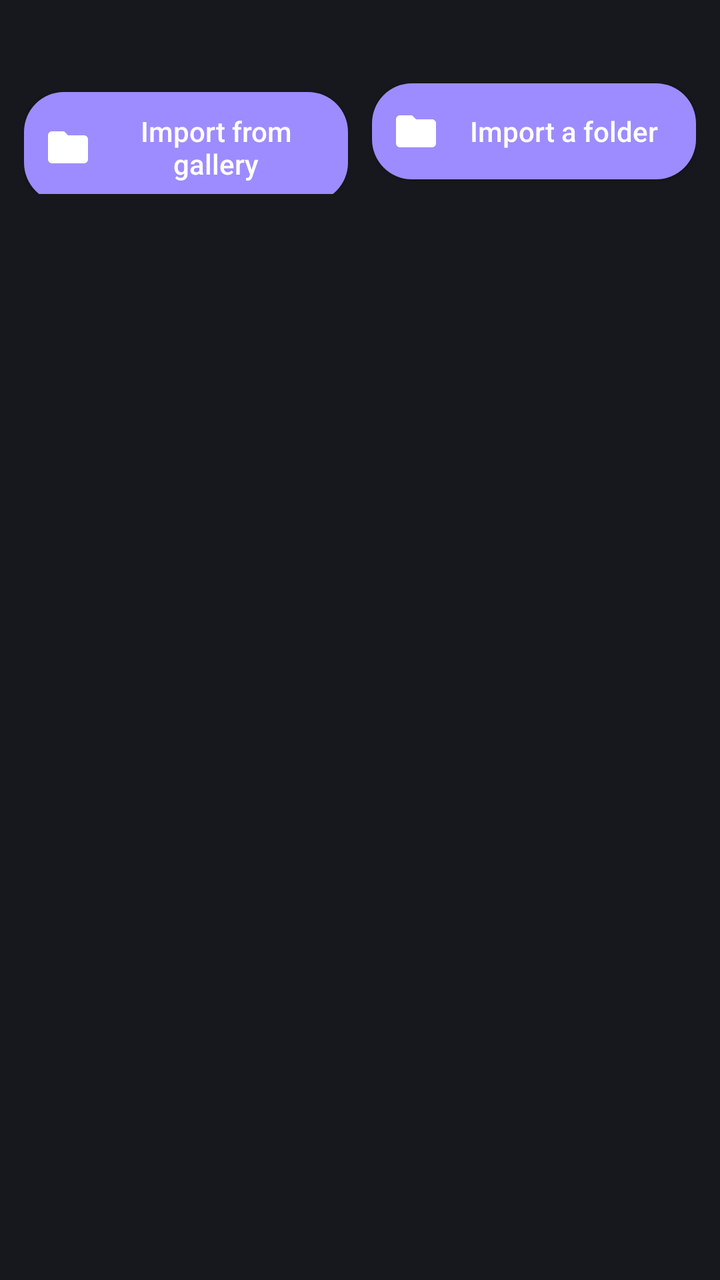
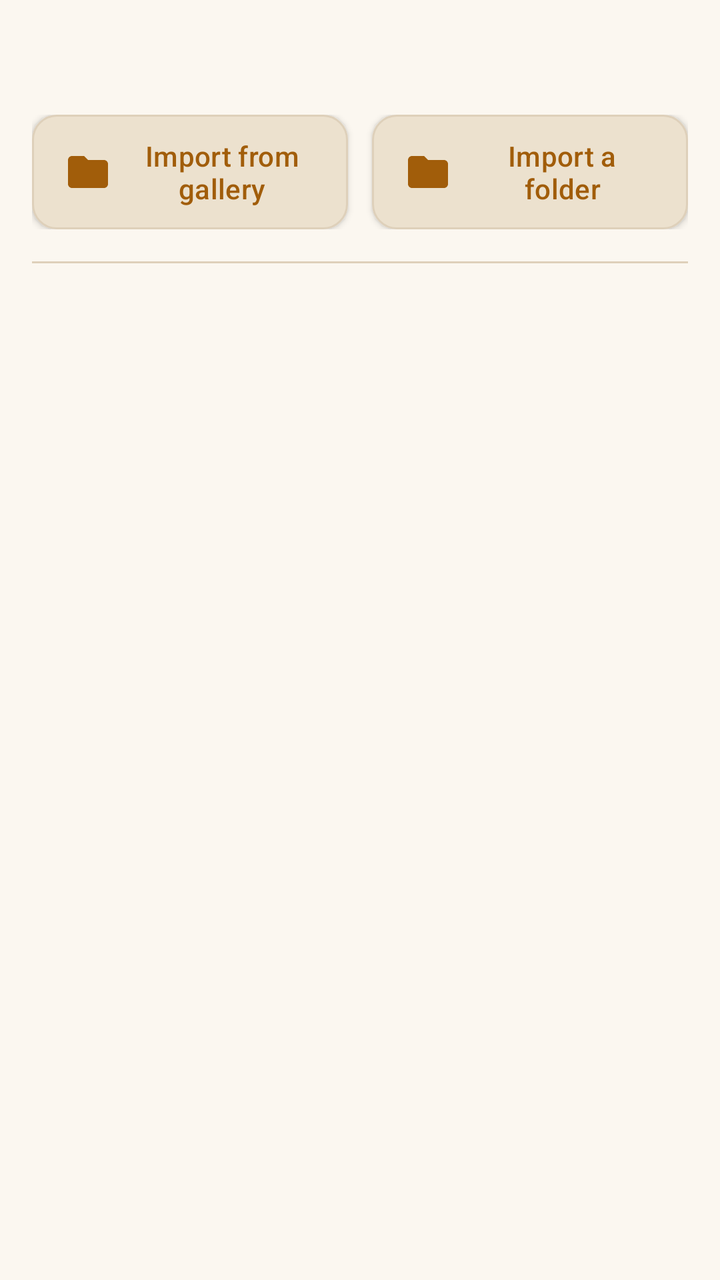

Screens rendered from an Android XML layout before and after an edit, with the pre-edit source and the edit as a unified diff.
<!-- AndroidManifest.xml: application theme Theme.MoodBoard -->
<!-- res/layout/activity_sticker_manager.xml -->
<?xml version="1.0" encoding="utf-8"?>
<RelativeLayout xmlns:android="http://schemas.android.com/apk/res/android"
    android:layout_width="match_parent"
    android:layout_height="match_parent"
    android:background="@color/kb_background">

    <LinearLayout
        android:id="@+id/header"
        android:layout_width="match_parent"
        android:layout_height="wrap_content"
        android:orientation="vertical"
        android:padding="12dp">

        <TextView
            android:id="@+id/totalCountText"
            android:layout_width="match_parent"
            android:layout_height="wrap_content"
            android:textColor="@color/kb_text"
            android:textAppearance="?attr/textAppearanceTitleMedium" />

        <LinearLayout
            android:layout_width="match_parent"
            android:layout_height="wrap_content"
            android:layout_marginTop="8dp"
            android:orientation="horizontal">

            <Button
                android:id="@+id/btnImportGallery"
                android:layout_width="0dp"
                android:layout_height="wrap_content"
                android:layout_weight="1"
                android:layout_marginEnd="6dp"
                android:background="@drawable/mood_btn_bg"
                android:drawableStart="@drawable/ic_folder"
                android:drawableTint="@color/white"
                android:drawablePadding="6dp"
                android:padding="10dp"
                android:text="@string/btn_import_gallery"
                android:textAllCaps="false"
                android:textColor="@color/white" />

            <Button
                android:id="@+id/btnImportFolder"
                android:layout_width="0dp"
                android:layout_height="wrap_content"
                android:layout_weight="1"
                android:layout_marginStart="6dp"
                android:background="@drawable/mood_btn_bg"
                android:drawableStart="@drawable/ic_folder"
                android:drawableTint="@color/white"
                android:drawablePadding="6dp"
                android:padding="10dp"
                android:text="@string/btn_import_folder"
                android:textAllCaps="false"
                android:textColor="@color/white" />
        </LinearLayout>
    </LinearLayout>

    <androidx.recyclerview.widget.RecyclerView
        android:id="@+id/moodGrid"
        android:layout_width="match_parent"
        android:layout_height="match_parent"
        android:layout_below="@id/header"
        android:padding="6dp" />

    <ProgressBar
        android:id="@+id/progress"
        android:layout_width="wrap_content"
        android:layout_height="wrap_content"
        android:layout_centerInParent="true"
        android:visibility="gone" />
</RelativeLayout>
<!-- resources referenced by this layout -->
<resources>
  <color name="kb_background">@color/md_surface</color>
  <color name="kb_text">@color/md_on_surface</color>
  <color name="white">#FFFFFFFF</color>
  <!-- drawable ic_folder (drawable) -->
  <vector xmlns:android="http://schemas.android.com/apk/res/android"
      android:width="24dp"
      android:height="24dp"
      android:viewportWidth="24"
      android:viewportHeight="24"
      android:tint="?attr/colorControlNormal">
      <path
          android:fillColor="@android:color/white"
          android:pathData="M10,4H4C2.9,4 2.01,4.9 2.01,6L2,18c0,1.1 0.9,2 2,2h16c1.1,0 2,-0.9 2,-2V8c0,-1.1 -0.9,-2 -2,-2h-8L10,4z"/>
  </vector>
  <!-- drawable mood_btn_bg (drawable) -->
  <selector xmlns:android="http://schemas.android.com/apk/res/android">
      <item android:state_pressed="true"><shape android:shape="rectangle"><solid android:color="#FF6A48F0"/><corners android:radius="20dp"/></shape></item>
      <item><shape android:shape="rectangle"><solid android:color="@color/kb_accent"/><corners android:radius="20dp"/></shape></item>
  </selector>
  <string name="btn_import_folder">Import a folder</string>
  <string name="btn_import_gallery">Import from gallery</string>
  <color name="md_surface">#FF16181D</color>
  <color name="md_on_surface">#FFE7E7EC</color>
  <color name="kb_accent">@color/md_primary</color>
  <color name="md_primary">#FF9C8CFF</color>
  <color name="md_on_primary">#FF2B1F66</color>
  <color name="md_primary_container">#FF483A99</color>
  <color name="md_on_primary_container">#FFE4DEFF</color>
  <color name="md_secondary">#FFC7C0DD</color>
  <color name="md_on_secondary">#FF302B49</color>
  <color name="md_surface_variant">#FF2B2F38</color>
  <color name="md_on_surface_variant">#FFB9BEC9</color>
  <color name="md_outline">#FF8A909C</color>
  <color name="md_outline_variant">#FF3A3F4B</color>
  <color name="md_error">#FFFF6B6B</color>
  <color name="md_on_error">#FF2B0A0A</color>
  <style name="ShapeAppearance.MoodBoard.Small" parent="ShapeAppearance.Material3.SmallComponent">
          <item name="cornerSize">8dp</item>
      </style>
  <style name="ShapeAppearance.MoodBoard.Medium" parent="ShapeAppearance.Material3.MediumComponent">
          <item name="cornerSize">12dp</item>
      </style>
  <!-- unchanged entries left out for length: 1 -->
</resources>

<!-- the commit's change to res/layout/activity_sticker_manager.xml (unified diff, before → after) -->
@@ -9,59 +9,60 @@
         android:layout_width="match_parent"
         android:layout_height="wrap_content"
         android:orientation="vertical"
-        android:padding="12dp">
+        android:padding="16dp"
+        android:paddingBottom="12dp">
 
         <TextView
             android:id="@+id/totalCountText"
             android:layout_width="match_parent"
             android:layout_height="wrap_content"
             android:textColor="@color/kb_text"
-            android:textAppearance="?attr/textAppearanceTitleMedium" />
+            android:textAppearance="?attr/textAppearanceTitleLarge" />
 
         <LinearLayout
             android:layout_width="match_parent"
             android:layout_height="wrap_content"
-            android:layout_marginTop="8dp"
+            android:layout_marginTop="12dp"
             android:orientation="horizontal">
 
             <Button
                 android:id="@+id/btnImportGallery"
+                style="@style/SetupButtonSecondary"
                 android:layout_width="0dp"
                 android:layout_height="wrap_content"
+                android:layout_marginTop="0dp"
                 android:layout_weight="1"
                 android:layout_marginEnd="6dp"
-                android:background="@drawable/mood_btn_bg"
                 android:drawableStart="@drawable/ic_folder"
-                android:drawableTint="@color/white"
-                android:drawablePadding="6dp"
-                android:padding="10dp"
-                android:text="@string/btn_import_gallery"
-                android:textAllCaps="false"
-                android:textColor="@color/white" />
+                android:text="@string/btn_import_gallery" />
 
             <Button
                 android:id="@+id/btnImportFolder"
+                style="@style/SetupButtonSecondary"
                 android:layout_width="0dp"
                 android:layout_height="wrap_content"
+                android:layout_marginTop="0dp"
                 android:layout_weight="1"
                 android:layout_marginStart="6dp"
-                android:background="@drawable/mood_btn_bg"
                 android:drawableStart="@drawable/ic_folder"
-                android:drawableTint="@color/white"
-                android:drawablePadding="6dp"
-                android:padding="10dp"
-                android:text="@string/btn_import_folder"
-                android:textAllCaps="false"
-                android:textColor="@color/white" />
+                android:text="@string/btn_import_folder" />
         </LinearLayout>
     </LinearLayout>
+
+    <View
+        android:id="@+id/headerDivider"
+        style="@style/SetupDivider"
+        android:layout_below="@id/header"
+        android:layout_marginStart="16dp"
+        android:layout_marginEnd="16dp" />
 
     <androidx.recyclerview.widget.RecyclerView
         android:id="@+id/moodGrid"
         android:layout_width="match_parent"
         android:layout_height="match_parent"
-        android:layout_below="@id/header"
-        android:padding="6dp" />
+        android:layout_below="@id/headerDivider"
+        android:clipToPadding="false"
+        android:padding="10dp" />
 
     <ProgressBar
         android:id="@+id/progress"
<!-- resource entries referenced after the edit -->
@@ -2,7 +2,6 @@
 <resources>
   <color name="kb_background">@color/md_surface</color>
   <color name="kb_text">@color/md_on_surface</color>
-  <color name="white">#FFFFFFFF</color>
   <!-- drawable ic_folder (drawable) -->
   <vector xmlns:android="http://schemas.android.com/apk/res/android"
       android:width="24dp"
@@ -14,34 +13,67 @@
           android:fillColor="@android:color/white"
           android:pathData="M10,4H4C2.9,4 2.01,4.9 2.01,6L2,18c0,1.1 0.9,2 2,2h16c1.1,0 2,-0.9 2,-2V8c0,-1.1 -0.9,-2 -2,-2h-8L10,4z"/>
   </vector>
-  <!-- drawable mood_btn_bg (drawable) -->
-  <selector xmlns:android="http://schemas.android.com/apk/res/android">
-      <item android:state_pressed="true"><shape android:shape="rectangle"><solid android:color="#FF6A48F0"/><corners android:radius="20dp"/></shape></item>
-      <item><shape android:shape="rectangle"><solid android:color="@color/kb_accent"/><corners android:radius="20dp"/></shape></item>
-  </selector>
   <string name="btn_import_folder">Import a folder</string>
   <string name="btn_import_gallery">Import from gallery</string>
-  <color name="md_surface">#FF16181D</color>
-  <color name="md_on_surface">#FFE7E7EC</color>
+  <style name="SetupButtonSecondary">
+          <item name="android:layout_width">match_parent</item>
+          <item name="android:layout_height">wrap_content</item>
+          <item name="android:layout_marginTop">8dp</item>
+          <item name="android:background">@drawable/btn_secondary_bg</item>
+          <item name="android:textColor">@color/kb_accent</item>
+          <item name="android:textAllCaps">false</item>
+          <item name="android:textAppearance">?attr/textAppearanceLabelLarge</item>
+          <item name="android:paddingTop">11dp</item>
+          <item name="android:paddingBottom">11dp</item>
+          <item name="android:paddingStart">16dp</item>
+          <item name="android:paddingEnd">16dp</item>
+          <item name="android:drawableTint">@color/kb_accent</item>
+          <item name="android:drawablePadding">8dp</item>
+      </style>
+  <style name="SetupDivider">
+          <item name="android:layout_width">match_parent</item>
+          <item name="android:layout_height">1dp</item>
+          <item name="android:background">@color/md_outline_variant</item>
+      </style>
+  <color name="md_surface">#FFFBF7F0</color>
+  <color name="md_on_surface">#FF241C12</color>
+  <!-- drawable btn_secondary_bg (drawable) -->
+  <selector xmlns:android="http://schemas.android.com/apk/res/android">
+      <item android:state_pressed="true">
+          <shape android:shape="rectangle">
+              <solid android:color="@color/md_surface_variant"/>
+              <corners android:radius="12dp"/>
+              <stroke android:width="1dp" android:color="@color/md_outline"/>
+          </shape>
+      </item>
+      <item>
+          <shape android:shape="rectangle">
+              <solid android:color="@color/md_surface_container_high"/>
+              <corners android:radius="12dp"/>
+              <stroke android:width="1dp" android:color="@color/md_outline_variant"/>
+          </shape>
+      </item>
+  </selector>
   <color name="kb_accent">@color/md_primary</color>
-  <color name="md_primary">#FF9C8CFF</color>
-  <color name="md_on_primary">#FF2B1F66</color>
-  <color name="md_primary_container">#FF483A99</color>
-  <color name="md_on_primary_container">#FFE4DEFF</color>
-  <color name="md_secondary">#FFC7C0DD</color>
-  <color name="md_on_secondary">#FF302B49</color>
-  <color name="md_surface_variant">#FF2B2F38</color>
-  <color name="md_on_surface_variant">#FFB9BEC9</color>
-  <color name="md_outline">#FF8A909C</color>
-  <color name="md_outline_variant">#FF3A3F4B</color>
-  <color name="md_error">#FFFF6B6B</color>
-  <color name="md_on_error">#FF2B0A0A</color>
+  <color name="md_primary">#FFA15D0A</color>
+  <color name="md_on_primary">#FFFFFBF3</color>
+  <color name="md_primary_container">#FFFBE4C0</color>
+  <color name="md_on_primary_container">#FF5A3400</color>
+  <color name="md_secondary">#FF8A5A22</color>
+  <color name="md_on_secondary">#FFFFFBF3</color>
+  <color name="md_surface_variant">#FFF0E6D6</color>
+  <color name="md_on_surface_variant">#FF6B5D4C</color>
+  <color name="md_outline">#FFA6957C</color>
+  <color name="md_outline_variant">#FFDED0BA</color>
+  <color name="md_error">#FFC22F35</color>
+  <color name="md_on_error">#FFFFFBF3</color>
   <style name="ShapeAppearance.MoodBoard.Small" parent="ShapeAppearance.Material3.SmallComponent">
           <item name="cornerSize">8dp</item>
       </style>
   <style name="ShapeAppearance.MoodBoard.Medium" parent="ShapeAppearance.Material3.MediumComponent">
           <item name="cornerSize">12dp</item>
       </style>
+  <color name="md_surface_container_high">#FFECE1CE</color>
   <!-- unchanged entries left out for length: 1 -->
 </resources>
 
